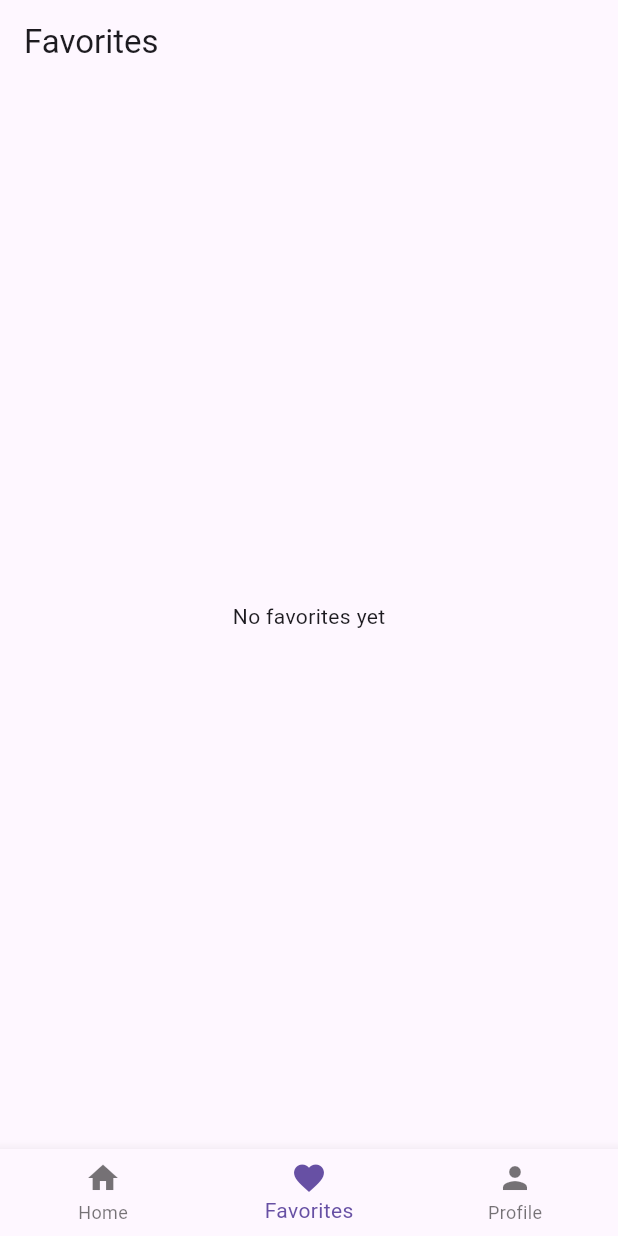
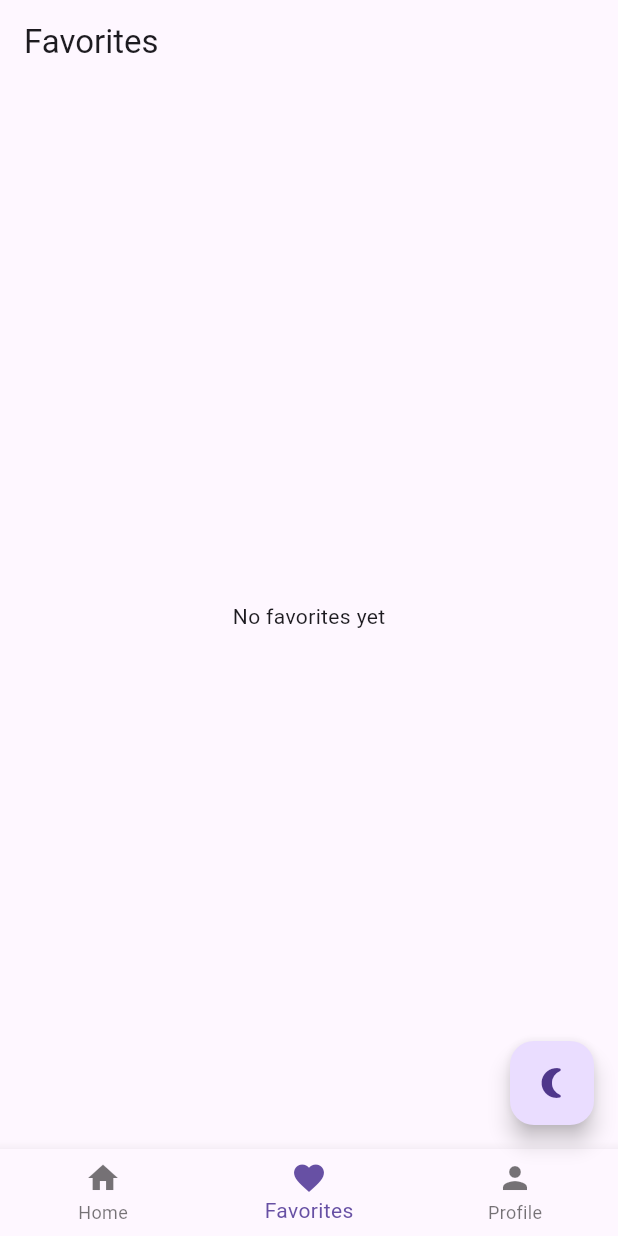
Before and after one commit to DarisIlham/Flutter_Mod3_Kel32, a Flutter app: the screen it shows after launch, item 2 of the bottom bar chosen, on a phone screen of 412 x 824 dp. Run offline on Flutter 3.47's test engine with Material 3 defaults, Android fonts, the phone set to English and light mode, and no system bars; our stand-ins replace shared_preferences; network calls fail.

Commit message:
add sorting and dark

```diff
--- a/lib/main.dart
+++ b/lib/main.dart
@@ -1,16 +1,40 @@
 import 'package:flutter/material.dart';
 import 'widget/navigation.dart';
+
 void main() {
 	runApp(const CountryApp());
 }
-class CountryApp extends StatelessWidget {
+
+class CountryApp extends StatefulWidget {
 	const CountryApp({super.key});
+
+	@override
+	CountryAppState createState() => CountryAppState();
+
+	// Helper to find the nearest state from child widgets
+	static CountryAppState? of(BuildContext context) =>
+			context.findAncestorStateOfType<CountryAppState>();
+}
+
+class CountryAppState extends State<CountryApp> {
+	bool _isDark = false;
+
+	bool get isDark => _isDark;
+
+	void toggleTheme() {
+		setState(() {
+			_isDark = !_isDark;
+		});
+	}
+
 	@override
 	Widget build(BuildContext context) {
 		return MaterialApp(
 			title: 'ApiCountries Demo',
 			debugShowCheckedModeBanner: false,
- theme: ThemeData(primarySwatch: Colors.blue),
+			theme: ThemeData(primarySwatch: Colors.blue, brightness: Brightness.light),
+			darkTheme: ThemeData(brightness: Brightness.dark),
+			themeMode: _isDark ? ThemeMode.dark : ThemeMode.light,
 			home: const NavigationPage(),
 		);
 	}
--- a/lib/widget/navigation.dart
+++ b/lib/widget/navigation.dart
@@ -2,6 +2,7 @@ import 'package:flutter/material.dart';
 import '../screens/home.dart';
 import '../screens/profile.dart';
 import '../screens/favorite.dart';
+import '../main.dart';
 
 class NavigationPage extends StatefulWidget {
   const NavigationPage({super.key});
@@ -24,8 +25,17 @@ class _NavigationPageState extends State<NavigationPage> {
       const FavoritePage(),
       ProfilePage(onHomeTap: () => _onTabTapped(0)),
     ];
+    final isDark = Theme.of(context).brightness == Brightness.dark;
     return Scaffold(
       body: pages[_currentIndex],
+      floatingActionButton: FloatingActionButton(
+        child: Icon(isDark ? Icons.wb_sunny : Icons.nightlight_round),
+        onPressed: () {
+          // Toggle theme in the app state
+          final appState = CountryApp.of(context);
+          appState?.toggleTheme();
+        },
+      ),
       bottomNavigationBar: BottomNavigationBar(
         currentIndex: _currentIndex,
         onTap: _onTabTapped,
```
Also changed, not shown: lib/screens/home.dart (+22 -1 lines). Lines whose indentation alone changed are shown as unchanged.
